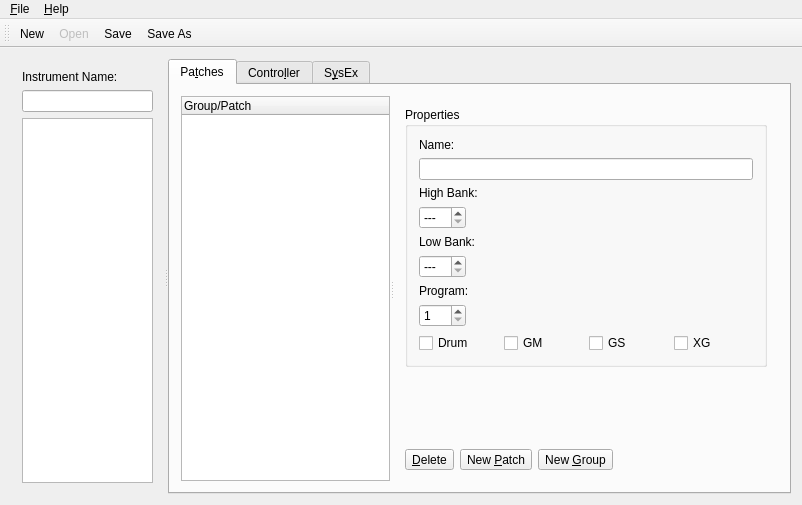
emrum/muse, file muse2/muse/instruments/editinstrumentbase.ui: the form before one commit.
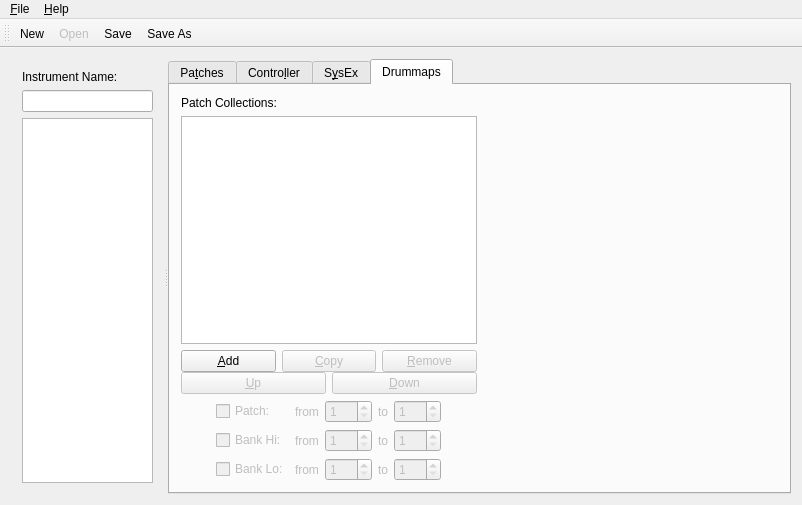
The form after the commit. The open tabs and pages were chosen to show the change.

Commit message: added drummap page to instrument editor adapted dlist to be reusable added dtor to patch_drummap_mapping_t changed affected_patches from list to single entry TODO: maybe move dlist and stuff out of midiedit still TODO: offer a way to re-tie drumlist-ordering to the instrument

Diff of the .ui file:
```diff
--- a/muse2/muse/instruments/editinstrumentbase.ui
+++ b/muse2/muse/instruments/editinstrumentbase.ui
@@ -1370,6 +1370,404 @@
          </item>
         </layout>
        </widget>
+       <widget class="QWidget" name="drumTab">
+        <attribute name="title">
+         <string>Drummaps</string>
+        </attribute>
+        <layout class="QHBoxLayout" name="horizontalLayout_4">
+         <item>
+          <layout class="QHBoxLayout" name="horizontalLayout_3">
+           <item>
+            <layout class="QVBoxLayout" name="verticalLayout_2">
+             <item>
+              <widget class="QLabel" name="label">
+               <property name="sizePolicy">
+                <sizepolicy hsizetype="Fixed" vsizetype="Preferred">
+                 <horstretch>0</horstretch>
+                 <verstretch>0</verstretch>
+                </sizepolicy>
+               </property>
+               <property name="text">
+                <string>Patch Collections:</string>
+               </property>
+              </widget>
+             </item>
+             <item>
+              <widget class="QListView" name="patchCollections">
+               <property name="sizePolicy">
+                <sizepolicy hsizetype="Preferred" vsizetype="Expanding">
+                 <horstretch>0</horstretch>
+                 <verstretch>0</verstretch>
+                </sizepolicy>
+               </property>
+              </widget>
+             </item>
+             <item>
+              <layout class="QVBoxLayout" name="verticalLayout">
+               <property name="spacing">
+                <number>0</number>
+               </property>
+               <item>
+                <layout class="QHBoxLayout" name="horizontalLayout">
+                 <item>
+                  <widget class="QPushButton" name="addCollBtn">
+                   <property name="sizePolicy">
+                    <sizepolicy hsizetype="Minimum" vsizetype="Fixed">
+                     <horstretch>0</horstretch>
+                     <verstretch>0</verstretch>
+                    </sizepolicy>
+                   </property>
+                   <property name="text">
+                    <string>&amp;Add</string>
+                   </property>
+                  </widget>
+                 </item>
+                 <item>
+                  <widget class="QPushButton" name="copyCollBtn">
+                   <property name="enabled">
+                    <bool>false</bool>
+                   </property>
+                   <property name="sizePolicy">
+                    <sizepolicy hsizetype="Minimum" vsizetype="Fixed">
+                     <horstretch>0</horstretch>
+                     <verstretch>0</verstretch>
+                    </sizepolicy>
+                   </property>
+                   <property name="text">
+                    <string>&amp;Copy</string>
+                   </property>
+                  </widget>
+                 </item>
+                 <item>
+                  <widget class="QPushButton" name="rmCollBtn">
+                   <property name="enabled">
+                    <bool>false</bool>
+                   </property>
+                   <property name="sizePolicy">
+                    <sizepolicy hsizetype="Minimum" vsizetype="Fixed">
+                     <horstretch>0</horstretch>
+                     <verstretch>0</verstretch>
+                    </sizepolicy>
+                   </property>
+                   <property name="text">
+                    <string>&amp;Remove</string>
+                   </property>
+                  </widget>
+                 </item>
+                </layout>
+               </item>
+               <item>
+                <layout class="QHBoxLayout" name="horizontalLayout_2">
+                 <item>
+                  <widget class="QPushButton" name="collUpBtn">
+                   <property name="enabled">
+                    <bool>false</bool>
+                   </property>
+                   <property name="sizePolicy">
+                    <sizepolicy hsizetype="Minimum" vsizetype="Fixed">
+                     <horstretch>0</horstretch>
+                     <verstretch>0</verstretch>
+                    </sizepolicy>
+                   </property>
+                   <property name="text">
+                    <string>&amp;Up</string>
+                   </property>
+                  </widget>
+                 </item>
+                 <item>
+                  <widget class="QPushButton" name="collDownBtn">
+                   <property name="enabled">
+                    <bool>false</bool>
+                   </property>
+                   <property name="sizePolicy">
+                    <sizepolicy hsizetype="Minimum" vsizetype="Fixed">
+                     <horstretch>0</horstretch>
+                     <verstretch>0</verstretch>
+                    </sizepolicy>
+                   </property>
+                   <property name="text">
+                    <string>&amp;Down</string>
+                   </property>
+                  </widget>
+                 </item>
+                </layout>
+               </item>
+              </layout>
+             </item>
+             <item>
+              <widget class="QWidget" name="patchCollectionContainer" native="true">
+               <property name="enabled">
+                <bool>false</bool>
+               </property>
+               <layout class="QGridLayout" name="gridLayout_">
+                <property name="margin">
+                 <number>0</number>
+                </property>
+                <item row="0" column="0">
+                 <layout class="QGridLayout" name="gridLayout_2">
+                  <item row="0" column="0">
+                   <widget class="QCheckBox" name="patchCheckbox">
+                    <property name="sizePolicy">
+                     <sizepolicy hsizetype="Fixed" vsizetype="Fixed">
+                      <horstretch>0</horstretch>
+                      <verstretch>0</verstretch>
+                     </sizepolicy>
+                    </property>
+                    <property name="text">
+                     <string>Patch:</string>
+                    </property>
+                   </widget>
+                  </item>
+                  <item row="0" column="1">
+                   <widget class="QLabel" name="label_5">
+                    <property name="enabled">
+                     <bool>false</bool>
+                    </property>
+                    <property name="sizePolicy">
+                     <sizepolicy hsizetype="Fixed" vsizetype="Preferred">
+                      <horstretch>0</horstretch>
+                      <verstretch>0</verstretch>
+                     </sizepolicy>
+                    </property>
+                    <property name="text">
+                     <string>from</string>
+                    </property>
+                   </widget>
+                  </item>
+                  <item row="0" column="2">
+                   <widget class="QSpinBox" name="patchFromBox">
+                    <property name="enabled">
+                     <bool>false</bool>
+                    </property>
+                    <property name="sizePolicy">
+                     <sizepolicy hsizetype="Fixed" vsizetype="Fixed">
+                      <horstretch>0</horstretch>
+                      <verstretch>0</verstretch>
+                     </sizepolicy>
+                    </property>
+                    <property name="minimum">
+                     <number>1</number>
+                    </property>
+                    <property name="maximum">
+                     <number>128</number>
+                    </property>
+                   </widget>
+                  </item>
+                  <item row="0" column="3">
+                   <widget class="QLabel" name="label_8">
+                    <property name="enabled">
+                     <bool>false</bool>
+                    </property>
+                    <property name="sizePolicy">
+                     <sizepolicy hsizetype="Fixed" vsizetype="Preferred">
+                      <horstretch>0</horstretch>
+                      <verstretch>0</verstretch>
+                     </sizepolicy>
+                    </property>
+                    <property name="text">
+                     <string>to</string>
+                    </property>
+                   </widget>
+                  </item>
+                  <item row="0" column="4">
+                   <widget class="QSpinBox" name="patchToBox">
+                    <property name="enabled">
+                     <bool>false</bool>
+                    </property>
+                    <property name="sizePolicy">
+                     <sizepolicy hsizetype="Fixed" vsizetype="Fixed">
+                      <horstretch>0</horstretch>
+                      <verstretch>0</verstretch>
+                     </sizepolicy>
+                    </property>
+                    <property name="minimum">
+                     <number>1</number>
+                    </property>
+                    <property name="maximum">
+                     <number>128</number>
+                    </property>
+                   </widget>
+                  </item>
+                  <item row="1" column="0">
+                   <widget class="QCheckBox" name="hbankCheckbox">
+                    <property name="sizePolicy">
+                     <sizepolicy hsizetype="Fixed" vsizetype="Fixed">
+                      <horstretch>0</horstretch>
+                      <verstretch>0</verstretch>
+                     </sizepolicy>
+                    </property>
+                    <property name="text">
+                     <string>Bank Hi:</string>
+                    </property>
+                   </widget>
+                  </item>
+                  <item row="1" column="1">
+                   <widget class="QLabel" name="label_6">
+                    <property name="enabled">
+                     <bool>false</bool>
+                    </property>
+                    <property name="sizePolicy">
+                     <sizepolicy hsizetype="Fixed" vsizetype="Preferred">
+                      <horstretch>0</horstretch>
+                      <verstretch>0</verstretch>
+                     </sizepolicy>
+                    </property>
+                    <property name="text">
+                     <string>from</string>
+                    </property>
+                   </widget>
+                  </item>
+                  <item row="1" column="2">
+                   <widget class="QSpinBox" name="hbankFromBox">
+                    <property name="enabled">
+                     <bool>false</bool>
+                    </property>
+                    <property name="sizePolicy">
+                     <sizepolicy hsizetype="Fixed" vsizetype="Fixed">
+                      <horstretch>0</horstretch>
+                      <verstretch>0</verstretch>
+                     </sizepolicy>
+                    </property>
+                    <property name="minimum">
+                     <number>1</number>
+                    </property>
+                    <property name="maximum">
+                     <number>128</number>
+                    </property>
+                   </widget>
+                  </item>
+                  <item row="1" column="3">
+                   <widget class="QLabel" name="label_9">
+                    <property name="enabled">
+                     <bool>false</bool>
+                    </property>
+                    <property name="sizePolicy">
+                     <sizepolicy hsizetype="Fixed" vsizetype="Preferred">
+                      <horstretch>0</horstretch>
+                      <verstretch>0</verstretch>
+                     </sizepolicy>
+                    </property>
+                    <property name="text">
+                     <string>to</string>
+                    </property>
+                   </widget>
+                  </item>
+                  <item row="1" column="4">
+                   <widget class="QSpinBox" name="hbankToBox">
+                    <property name="enabled">
+                     <bool>false</bool>
+                    </property>
+                    <property name="sizePolicy">
+                     <sizepolicy hsizetype="Fixed" vsizetype="Fixed">
+                      <horstretch>0</horstretch>
+                      <verstretch>0</verstretch>
+                     </sizepolicy>
+                    </property>
+                    <property name="minimum">
+                     <number>1</number>
+                    </property>
+                    <property name="maximum">
+                     <number>128</number>
+                    </property>
+                   </widget>
+                  </item>
+                  <item row="2" column="0">
+                   <widget class="QCheckBox" name="lbankCheckbox">
+                    <property name="sizePolicy">
+                     <sizepolicy hsizetype="Fixed" vsizetype="Fixed">
+                      <horstretch>0</horstretch>
+                      <verstretch>0</verstretch>
+                     </sizepolicy>
+                    </property>
+                    <property name="text">
+                     <string>Bank Lo:</string>
+                    </property>
+                   </widget>
+                  </item>
+                  <item row="2" column="1">
+                   <widget class="QLabel" name="label_7">
+                    <property name="enabled">
+                     <bool>false</bool>
+                    </property>
+                    <property name="sizePolicy">
+                     <sizepolicy hsizetype="Fixed" vsizetype="Preferred">
+                      <horstretch>0</horstretch>
+                      <verstretch>0</verstretch>
+                     </sizepolicy>
+                    </property>
+                    <property name="text">
+                     <string>from</string>
+                    </property>
+                   </widget>
+                  </item>
+                  <item row="2" column="2">
+                   <widget class="QSpinBox" name="lbankFromBox">
+                    <property name="enabled">
+                     <bool>false</bool>
+                    </property>
+                    <property name="sizePolicy">
+                     <sizepolicy hsizetype="Fixed" vsizetype="Fixed">
+                      <horstretch>0</horstretch>
+                      <verstretch>0</verstretch>
+                     </sizepolicy>
+                    </property>
+                    <property name="minimum">
+                     <number>1</number>
+                    </property>
+                    <property name="maximum">
+                     <number>128</number>
+                    </property>
+                   </widget>
+                  </item>
+                  <item row="2" column="3">
+                   <widget class="QLabel" name="label_10">
+                    <property name="enabled">
+                     <bool>false</bool>
+                    </property>
+                    <property name="sizePolicy">
+                     <sizepolicy hsizetype="Fixed" vsizetype="Preferred">
+                      <horstretch>0</horstretch>
+                      <verstretch>0</verstretch>
+                     </sizepolicy>
+                    </property>
+                    <property name="text">
+                     <string>to</string>
+                    </property>
+                   </widget>
+                  </item>
+                  <item row="2" column="4">
+                   <widget class="QSpinBox" name="lbankToBox">
+                    <property name="enabled">
+                     <bool>false</bool>
+                    </property>
+                    <property name="sizePolicy">
+                     <sizepolicy hsizetype="Fixed" vsizetype="Fixed">
+                      <horstretch>0</horstretch>
+                      <verstretch>0</verstretch>
+                     </sizepolicy>
+                    </property>
+                    <property name="minimum">
+                     <number>1</number>
+                    </property>
+                    <property name="maximum">
+                     <number>128</number>
+                    </property>
+                   </widget>
+                  </item>
+                 </layout>
+                </item>
+               </layout>
+              </widget>
+             </item>
+            </layout>
+           </item>
+           <item>
+            <widget class="QWidget" name="dlistContainer" native="true"/>
+           </item>
+          </layout>
+         </item>
+        </layout>
+       </widget>
       </widget>
      </widget>
     </item>
```
Left out of the diff: 194 changed lines with no effect on the pictures. The commit also changes 7 other files.
